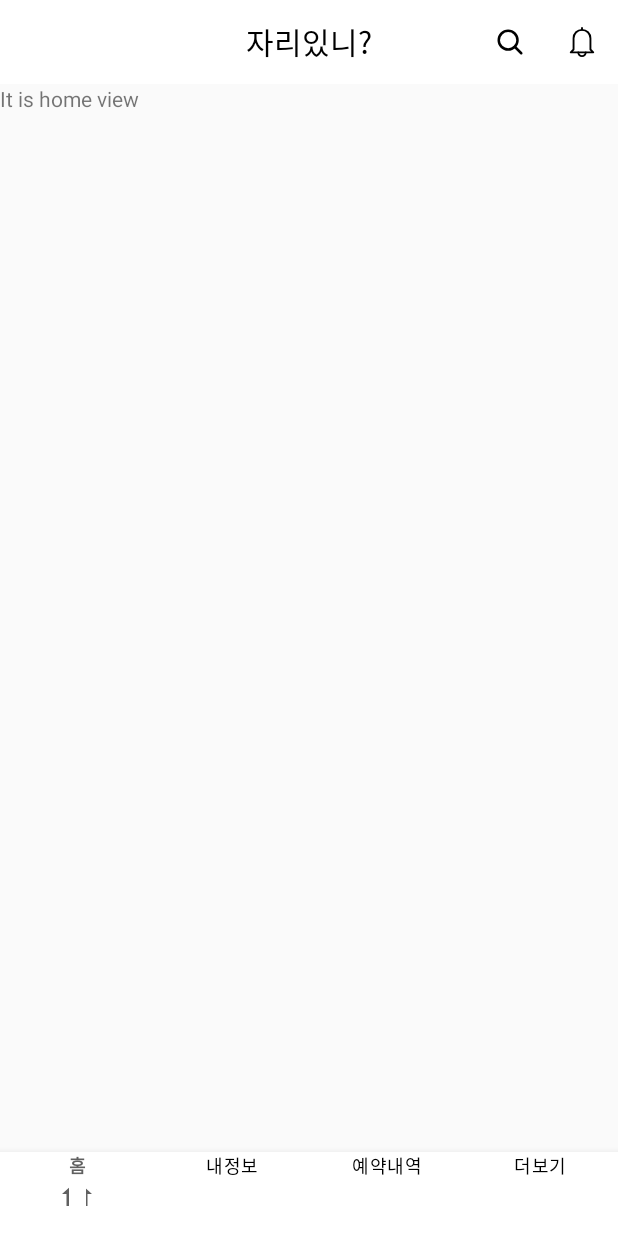
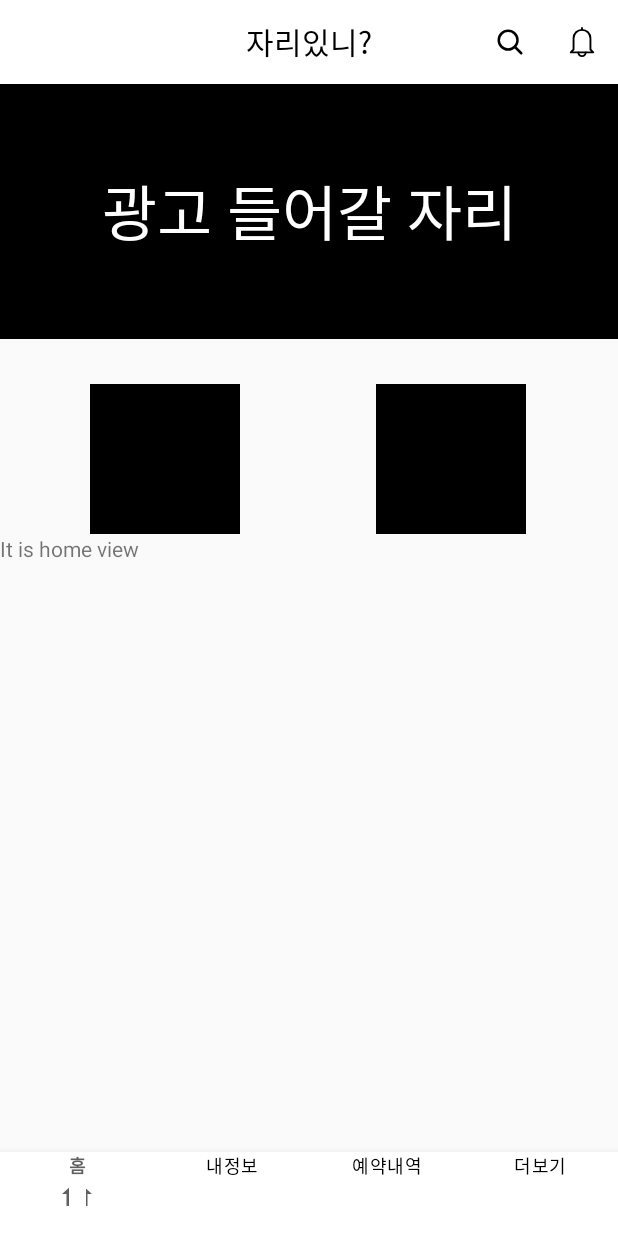
Before and after one commit to LeeJangHee/Jari, an Android app: the screen it shows after launch (MainActivity), on a phone screen of 412 x 824 dp. Run offline under Robolectric (Android 15) with nearby library versions, the phone set to English and light mode, and no system bars.

```diff
--- a/app/src/main/java/com/example/jari/frag1.java
+++ b/app/src/main/java/com/example/jari/Frag_booking.java
@@ -9,13 +9,13 @@ import androidx.annotation.NonNull;
 import androidx.annotation.Nullable;
 import androidx.fragment.app.Fragment;
 
-public class frag1 extends Fragment {
+public class Frag_booking extends Fragment {
     ViewGroup viewGroup;
     @Nullable
     @Override
     public View onCreateView(@NonNull LayoutInflater inflater, @NonNull ViewGroup container,
                              @NonNull Bundle saveInstanceState) {
-        viewGroup = (ViewGroup) inflater.inflate(R.layout.frag1,container,false);
+        viewGroup = (ViewGroup) inflater.inflate(R.layout.frag_booking,container,false);
         return viewGroup;
     }
 }
--- a/app/src/main/java/com/example/jari/frag2.java
+++ b/app/src/main/java/com/example/jari/Frag_home.java
@@ -9,13 +9,13 @@ import androidx.annotation.NonNull;
 import androidx.annotation.Nullable;
 import androidx.fragment.app.Fragment;
 
-public class frag2 extends Fragment {
+public class Frag_home extends Fragment {
     ViewGroup viewGroup;
     @Nullable
     @Override
     public View onCreateView(@NonNull LayoutInflater inflater, @NonNull ViewGroup container,
                              @NonNull Bundle saveInstanceState) {
-        viewGroup = (ViewGroup) inflater.inflate(R.layout.frag2,container,false);
+        viewGroup = (ViewGroup) inflater.inflate(R.layout.frag_home,container,false);
         return viewGroup;
     }
 }
--- a/app/src/main/java/com/example/jari/frag3.java
+++ b/app/src/main/java/com/example/jari/Frag_more.java
@@ -9,13 +9,13 @@ import androidx.annotation.NonNull;
 import androidx.annotation.Nullable;
 import androidx.fragment.app.Fragment;
 
-public class frag3 extends Fragment {
+public class Frag_more extends Fragment {
     ViewGroup viewGroup;
     @Nullable
     @Override
     public View onCreateView(@NonNull LayoutInflater inflater, @NonNull ViewGroup container,
                              @NonNull Bundle saveInstanceState) {
-        viewGroup = (ViewGroup) inflater.inflate(R.layout.frag3,container,false);
+        viewGroup = (ViewGroup) inflater.inflate(R.layout.frag_more,container,false);
         return viewGroup;
     }
 }
--- a/app/src/main/java/com/example/jari/frag4.java
+++ b/app/src/main/java/com/example/jari/Frag_person.java
@@ -9,13 +9,13 @@ import androidx.annotation.NonNull;
 import androidx.annotation.Nullable;
 import androidx.fragment.app.Fragment;
 
-public class frag4 extends Fragment {
+public class Frag_person extends Fragment {
     ViewGroup viewGroup;
     @Nullable
     @Override
     public View onCreateView(@NonNull LayoutInflater inflater, @NonNull ViewGroup container,
                              @NonNull Bundle saveInstanceState) {
-        viewGroup = (ViewGroup) inflater.inflate(R.layout.frag4,container,false);
+        viewGroup = (ViewGroup) inflater.inflate(R.layout.frag_person,container,false);
         return viewGroup;
     }
 }
--- a/app/src/main/java/com/example/jari/MainActivity.java
+++ b/app/src/main/java/com/example/jari/MainActivity.java
@@ -14,10 +14,10 @@ import com.google.android.material.bottomnavigation.BottomNavigationView;
 
 public class MainActivity extends AppCompatActivity {
     BottomNavigationView bottomNavigationView;
-    frag1 frag1;
-    frag2 frag2;
-    frag3 frag3;
-    frag4 frag4;
+    Frag_home frag_home;
+    Frag_person frag_person;
+    Frag_booking frag_booking;
+    Frag_more frag_more;
 
     private Toolbar toolbar;
 
@@ -31,12 +31,12 @@ public class MainActivity extends AppCompatActivity {
         setSupportActionBar(toolbar);
         bottomNavigationView = (BottomNavigationView)findViewById(R.id.bottomNaviView);
 
-        frag1 = new frag1();
-        frag2 = new frag2();
-        frag3 = new frag3();
-        frag4 = new frag4();
+        frag_home = new Frag_home();
+        frag_person = new Frag_person();
+        frag_booking = new Frag_booking();
+        frag_more = new Frag_more();
 
-        getSupportFragmentManager().beginTransaction().replace(R.id.main_layout, frag1).commitAllowingStateLoss();
+        getSupportFragmentManager().beginTransaction().replace(R.id.main_layout, frag_home).commitAllowingStateLoss();
 
         //아이템 선택
         bottomNavigationView.setOnNavigationItemSelectedListener(new BottomNavigationView.OnNavigationItemSelectedListener() {
@@ -44,22 +44,22 @@ public class MainActivity extends AppCompatActivity {
             public boolean onNavigationItemSelected(@NonNull MenuItem menuItem) {
                 switch (menuItem.getItemId()) {
                     case R.id.action_home: {
-                        getSupportFragmentManager().beginTransaction().replace(R.id.main_layout, frag1)
+                        getSupportFragmentManager().beginTransaction().replace(R.id.main_layout, frag_home)
                                 .commitAllowingStateLoss();
                         break;
                     }
                     case R.id.action_person: {
-                        getSupportFragmentManager().beginTransaction().replace(R.id.main_layout, frag2)
+                        getSupportFragmentManager().beginTransaction().replace(R.id.main_layout, frag_person)
                                 .commitAllowingStateLoss();
                         break;
                     }
                     case R.id.action_booking: {
-                        getSupportFragmentManager().beginTransaction().replace(R.id.main_layout, frag3)
+                        getSupportFragmentManager().beginTransaction().replace(R.id.main_layout, frag_booking)
                                 .commitAllowingStateLoss();
                         break;
                     }
                     case R.id.action_more: {
-                        getSupportFragmentManager().beginTransaction().replace(R.id.main_layout, frag4)
+                        getSupportFragmentManager().beginTransaction().replace(R.id.main_layout, frag_more)
                                 .commitAllowingStateLoss();
                         break;
                     }
--- a/app/src/main/res/layout/frag1.xml
+++ /dev/null
@@ -1,15 +0,0 @@
-<?xml version="1.0" encoding="utf-8"?>
-<androidx.constraintlayout.widget.ConstraintLayout
-    xmlns:android="http://schemas.android.com/apk/res/android"
-    xmlns:tools="http://schemas.android.com/tools"
-    android:layout_width="match_parent"
-    android:layout_height="match_parent"
-    android:layout_marginTop="?attr/actionBarSize">
-
-    <TextView
-        android:layout_width="match_parent"
-        android:layout_height="wrap_content"
-        android:text="It is home view"
-        tools:ignore="MissingConstraints" />
-
-</androidx.constraintlayout.widget.ConstraintLayout>
--- /dev/null
+++ b/app/src/main/res/layout/frag_home.xml
@@ -0,0 +1,48 @@
+<?xml version="1.0" encoding="utf-8"?>
+<LinearLayout
+    xmlns:android="http://schemas.android.com/apk/res/android"
+    xmlns:tools="http://schemas.android.com/tools"
+    android:layout_width="match_parent"
+    android:layout_height="match_parent"
+    android:layout_marginTop="?attr/actionBarSize"
+    android:orientation="vertical">
+
+    <TextView
+        android:layout_width="match_parent"
+        android:layout_height="170dp"
+        android:text="광고 들어갈 자리"
+        android:textColor="#ffffff"
+        android:gravity="center"
+        android:background="#000000"
+        android:textSize="40dp"/>
+
+    <LinearLayout
+        android:layout_width="match_parent"
+        android:layout_height="wrap_content"
+        android:orientation="horizontal"
+        android:layout_marginTop="30dp"
+        android:layout_marginLeft="60dp"
+        android:layout_marginRight="60dp"
+        android:layout_gravity="center">
+
+        <TextView
+            android:layout_width="100dp"
+            android:layout_height="100dp"
+            android:background="#000000"
+            android:layout_marginEnd="45dp"/>
+
+        <TextView
+            android:layout_width="100dp"
+            android:layout_height="100dp"
+            android:background="#000000"
+            android:layout_marginStart="45dp"/>
+    </LinearLayout>
+
+
+    <TextView
+        android:layout_width="match_parent"
+        android:layout_height="wrap_content"
+        android:text="It is home view"
+        tools:ignore="MissingConstraints" />
+
+</LinearLayout>
```
Also changed, not shown: app/src/main/res/layout/frag_booking.xml (renamed from app/src/main/res/layout/frag3.xml), app/src/main/res/layout/frag_more.xml (renamed from app/src/main/res/layout/frag4.xml), app/src/main/res/layout/frag_person.xml (renamed from app/src/main/res/layout/frag2.xml).
